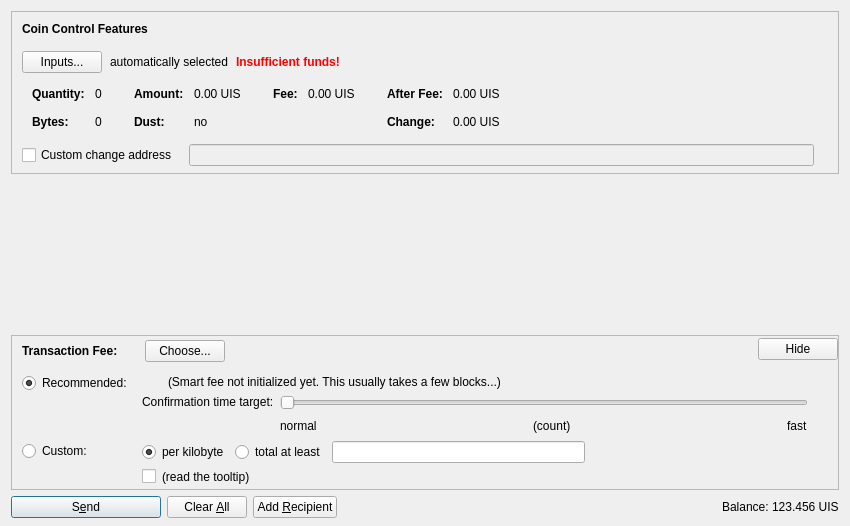
The window that src/qt/forms/sendcoinsdialog.ui (unitusdev/unitus) describes before a commit, drawn with Qt 5.
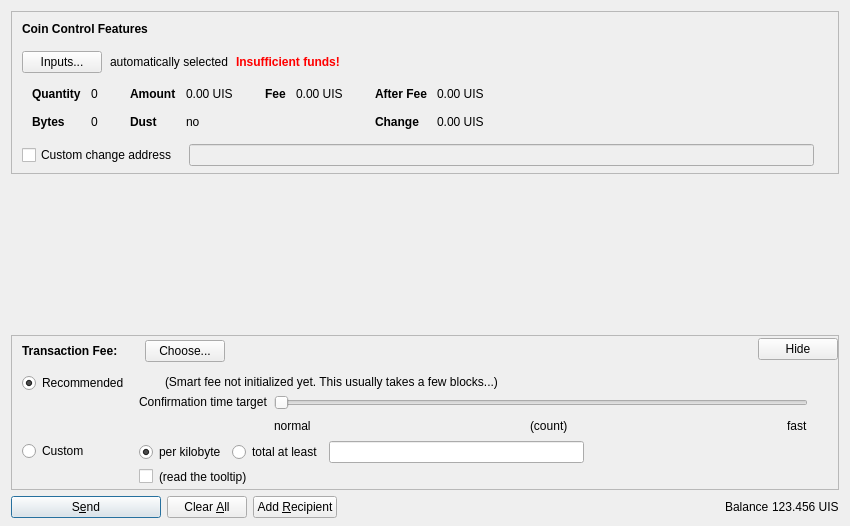
The same window after the commit. Icons and pictures are not drawn. Custom widgets are drawn as their Qt base class.

The edit to the form file:
```diff
--- a/src/qt/forms/sendcoinsdialog.ui
+++ b/src/qt/forms/sendcoinsdialog.ui
@@ -225,7 +225,7 @@
                   </font>
                  </property>
                  <property name="text">
-                  <string>Quantity:</string>
+                  <string>Quantity</string>
                  </property>
                  <property name="margin">
                   <number>0</number>
@@ -260,7 +260,7 @@
                   </font>
                  </property>
                  <property name="text">
-                  <string>Bytes:</string>
+                  <string>Bytes</string>
                  </property>
                 </widget>
                </item>
@@ -308,7 +308,7 @@
                   </font>
                  </property>
                  <property name="text">
-                  <string>Amount:</string>
+                  <string>Amount</string>
                  </property>
                  <property name="margin">
                   <number>0</number>
@@ -340,7 +340,7 @@
                   </font>
                  </property>
                  <property name="text">
-                  <string>Dust:</string>
+                  <string>Dust</string>
                  </property>
                 </widget>
                </item>
@@ -388,7 +388,7 @@
                   </font>
                  </property>
                  <property name="text">
-                  <string>Fee:</string>
+                  <string>Fee</string>
                  </property>
                  <property name="margin">
                   <number>0</number>
@@ -439,7 +439,7 @@
                   </font>
                  </property>
                  <property name="text">
-                  <string>After Fee:</string>
+                  <string>After Fee</string>
                  </property>
                  <property name="margin">
                   <number>0</number>
@@ -471,7 +471,7 @@
                   </font>
                  </property>
                  <property name="text">
-                  <string>Change:</string>
+                  <string>Change</string>
                  </property>
                 </widget>
                </item>
@@ -923,7 +923,7 @@
                <item>
                 <widget class="QRadioButton" name="radioSmartFee">
                  <property name="text">
-                  <string>Recommended:</string>
+                  <string>Recommended</string>
                  </property>
                  <property name="checked">
                   <bool>true</bool>
@@ -953,7 +953,7 @@
                <item>
                 <widget class="QRadioButton" name="radioCustomFee">
                  <property name="text">
-                  <string>Custom:</string>
+                  <string>Custom</string>
                  </property>
                  <attribute name="buttonGroup">
                   <string notr="true">groupFee</string>
@@ -1034,7 +1034,7 @@
                    <item>
                     <widget class="QLabel" name="labelSmartFee3">
                      <property name="text">
-                      <string>Confirmation time target:</string>
+                      <string>Confirmation time target</string>
                      </property>
                      <property name="margin">
                       <number>2</number>
@@ -1277,7 +1277,7 @@
           </sizepolicy>
          </property>
          <property name="text">
-          <string>Balance:</string>
+          <string>Balance</string>
          </property>
         </widget>
        </item>
```
Left out of the diff: 4 changed lines with no effect on the pictures.
